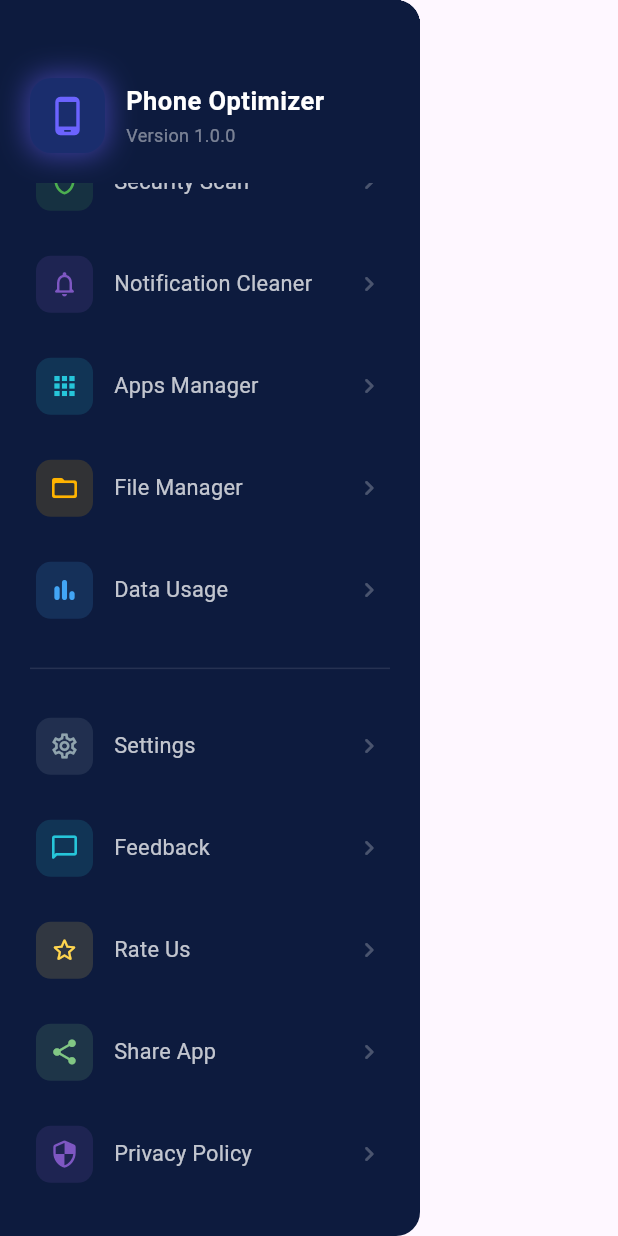
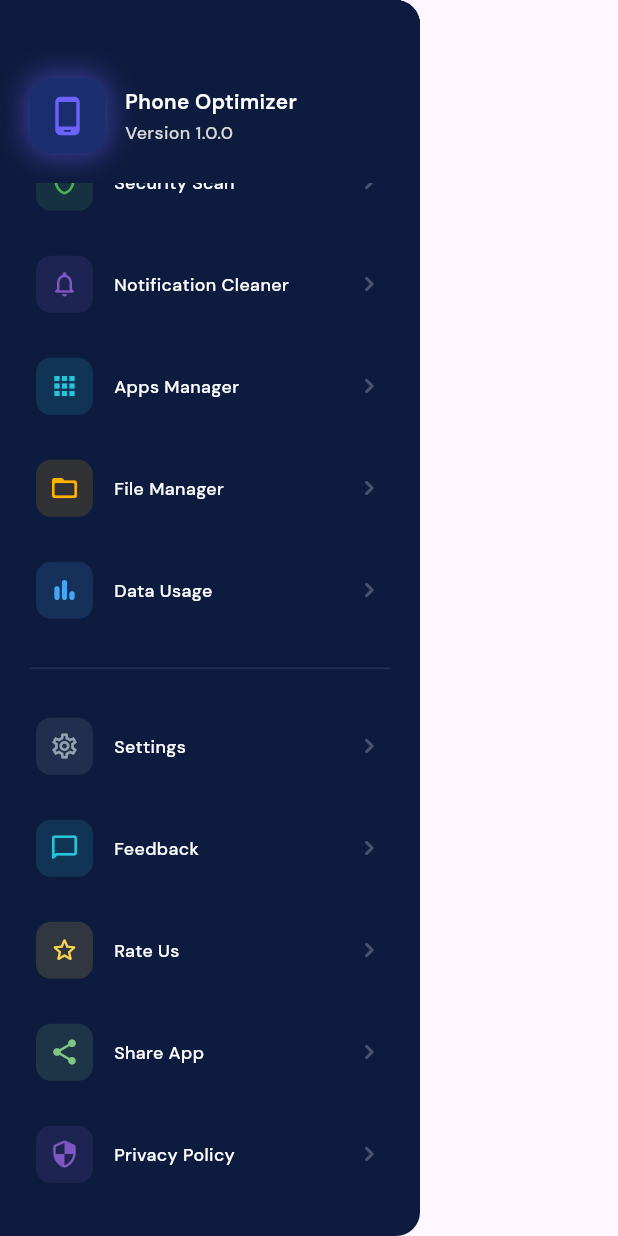
Before and after one commit to Abusufyanrafique/battery_saver_app, a Flutter app: the PhoneOptimizerDrawer widget shown alone on an empty page, opened directly with empty values, scrolled down 418 dp, on a phone screen of 412 x 824 dp. Run offline on Flutter 3.47's test engine with Material 3 defaults, Android fonts, the phone set to English and light mode, and no system bars; our stand-ins replace curved_labeled_navigation_bar, flutter_bloc, flutter_svg; project files that could hold a hidden picture were left out.

Commit message:
updated ui

```diff
--- a/lib/widgets/app_drawer/phone_optimizer_drawer.dart
+++ b/lib/widgets/app_drawer/phone_optimizer_drawer.dart
@@ -1,6 +1,8 @@
 // ─────────────────────────────────────────────
 //  MAIN DRAWER WIDGET
 // ─────────────────────────────────────────────
+import 'package:battery_saver_app/configs/text_style/text_style.dart';
+import 'package:battery_saver_app/utils/SizeConfig.dart';
 import 'package:flutter/material.dart';
 
 class PhoneOptimizerDrawer extends StatelessWidget {
@@ -115,26 +117,25 @@ class PhoneOptimizerDrawer extends StatelessWidget {
               size: 28,
             ),
           ),
-          const SizedBox(width: 14),
+           SizedBox(width: getWidth(14)),
           Column(
             crossAxisAlignment: CrossAxisAlignment.start,
             children: [
-              const Text(
+               Text(
                 'Phone Optimizer',
-                style: TextStyle(
-                  color: Colors.white,
-                  fontSize: 17,
-                  fontWeight: FontWeight.bold,
-                  letterSpacing: 0.3,
-                ),
+                style:AppTextStyles.bodyLarge.copyWith(
+                  fontSize: getFont(14),
+                  fontWeight: FontWeight.w600
+                )
               ),
               const SizedBox(height: 2),
               Text(
                 'Version 1.0.0',
-                style: TextStyle(
-                  color: Colors.white.withOpacity(0.45),
-                  fontSize: 12,
-                ),
+                 style:AppTextStyles.bodyLarge.copyWith(
+                  fontSize: getFont(12),
+                  fontWeight: FontWeight.w500,
+                  color: Color(0xFFD9D9D9)
+                )
               ),
             ],
           ),
@@ -215,16 +216,16 @@ class _DrawerTile extends StatelessWidget {
                 Expanded(
                   child: Text(
                     item.label,
-                    style: TextStyle(
-                      color: isSelected
-                          ? Colors.white
-                          : Colors.white.withOpacity(0.75),
-                      fontSize: 14.5,
-                      fontWeight: isSelected
-                          ? FontWeight.w600
-                          : FontWeight.w400,
-                      letterSpacing: 0.2,
-                    ),
+                   style: AppTextStyles.displayMedium.copyWith(
+                  fontSize: getFont(12),
+
+     color: isSelected
+      ? Colors.white
+      : Colors.white,
+  fontWeight: isSelected
+      ? FontWeight.w500
+      : FontWeight.w500,
+),
                   ),
                 ),
                 // Arrow
```
